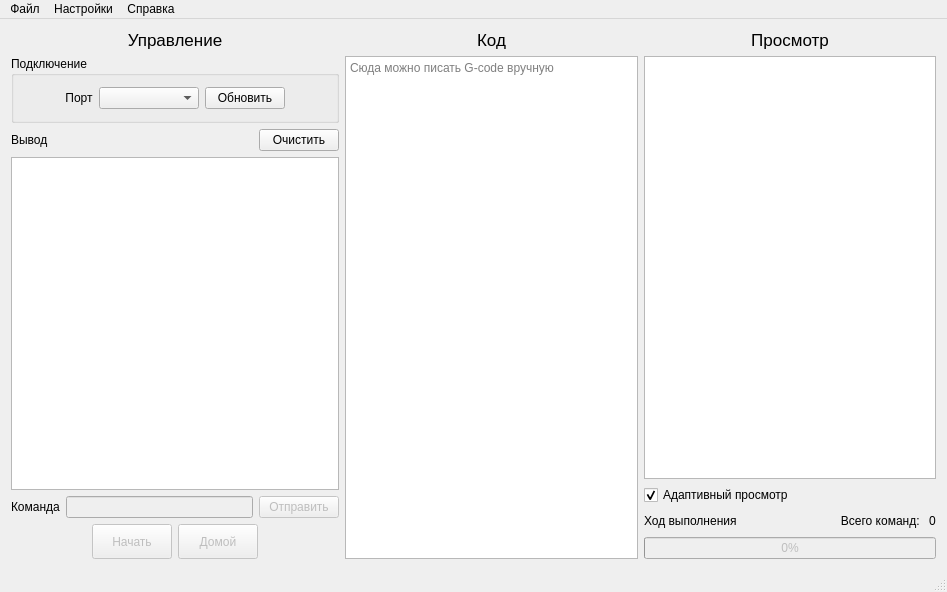
Above: ui/mainwindow.ui from vladislick/CNCRun before the change. Below: the same form after it.
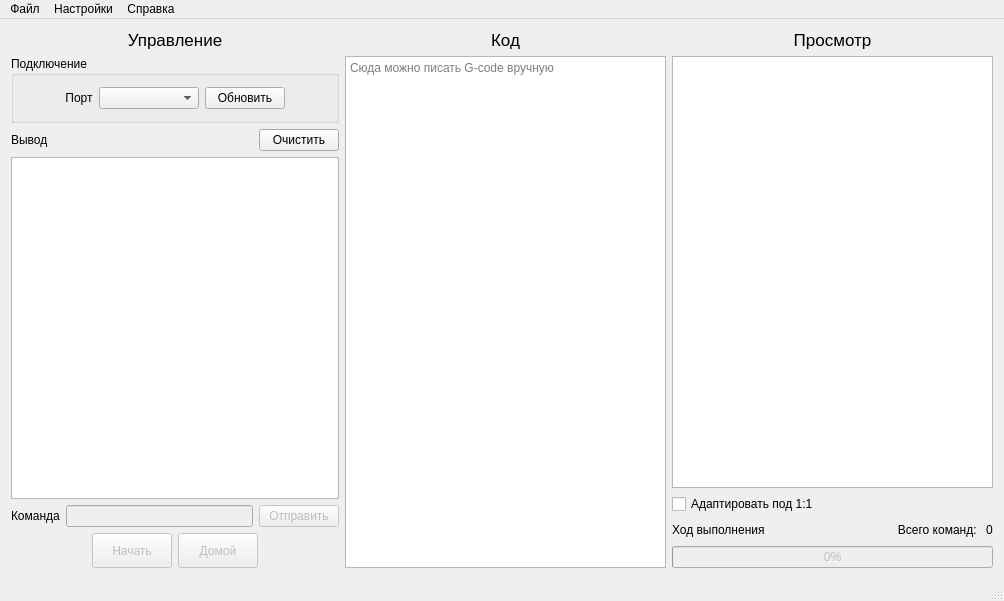
That is the form after the change.

```diff
--- a/ui/mainwindow.ui
+++ b/ui/mainwindow.ui
@@ -6,14 +6,14 @@
    <rect>
     <x>0</x>
     <y>0</y>
-    <width>947</width>
-    <height>592</height>
+    <width>1004</width>
+    <height>601</height>
    </rect>
   </property>
   <property name="minimumSize">
    <size>
     <width>0</width>
-    <height>400</height>
+    <height>450</height>
    </size>
   </property>
   <property name="windowTitle">
@@ -164,8 +164,8 @@
          <string>&lt;!DOCTYPE HTML PUBLIC &quot;-//W3C//DTD HTML 4.0//EN&quot; &quot;http://www.w3.org/TR/REC-html40/strict.dtd&quot;&gt;
 &lt;html&gt;&lt;head&gt;&lt;meta name=&quot;qrichtext&quot; content=&quot;1&quot; /&gt;&lt;style type=&quot;text/css&quot;&gt;
 p, li { white-space: pre-wrap; }
-&lt;/style&gt;&lt;/head&gt;&lt;body style=&quot; font-family:'Noto Sans'; font-size:9pt; font-weight:400; font-style:normal;&quot;&gt;
-&lt;p style=&quot;-qt-paragraph-type:empty; margin-top:0px; margin-bottom:0px; margin-left:0px; margin-right:0px; -qt-block-indent:0; text-indent:0px;&quot;&gt;&lt;br /&gt;&lt;/p&gt;&lt;/body&gt;&lt;/html&gt;</string>
+&lt;/style&gt;&lt;/head&gt;&lt;body style=&quot; font-family:'Noto Sans'; font-size:8pt; font-weight:400; font-style:normal;&quot;&gt;
+&lt;p style=&quot;-qt-paragraph-type:empty; margin-top:0px; margin-bottom:0px; margin-left:0px; margin-right:0px; -qt-block-indent:0; text-indent:0px; font-size:9pt;&quot;&gt;&lt;br /&gt;&lt;/p&gt;&lt;/body&gt;&lt;/html&gt;</string>
         </property>
        </widget>
       </item>
@@ -297,6 +297,12 @@
           <height>0</height>
          </size>
         </property>
+        <property name="maximumSize">
+         <size>
+          <width>16777215</width>
+          <height>16777215</height>
+         </size>
+        </property>
         <property name="placeholderText">
          <string>Сюда можно писать G-code вручную</string>
         </property>
@@ -327,21 +333,28 @@
        <widget class="QGraphicsView" name="graphicsView">
         <property name="minimumSize">
          <size>
-          <width>240</width>
-          <height>0</height>
+          <width>250</width>
+          <height>250</height>
          </size>
         </property>
+        <property name="verticalScrollBarPolicy">
+         <enum>Qt::ScrollBarAlwaysOff</enum>
+        </property>
+        <property name="horizontalScrollBarPolicy">
+         <enum>Qt::ScrollBarAlwaysOff</enum>
+        </property>
        </widget>
       </item>
       <item>
-       <widget class="QCheckBox" name="checkBox">
-        <property name="text">
-         <string>Адаптивный просмотр</string>
-        </property>
-        <property name="checked">
-         <bool>true</bool>
-        </property>
-       </widget>
+       <layout class="QHBoxLayout" name="horizontalLayout_7">
+        <item>
+         <widget class="QCheckBox" name="checkBox">
+          <property name="text">
+           <string>Адаптировать под 1:1</string>
+          </property>
+         </widget>
+        </item>
+       </layout>
       </item>
       <item>
        <layout class="QHBoxLayout" name="horizontalLayout_6">
@@ -403,7 +416,7 @@
     <rect>
      <x>0</x>
      <y>0</y>
-     <width>947</width>
+     <width>1004</width>
      <height>21</height>
     </rect>
    </property>
```
